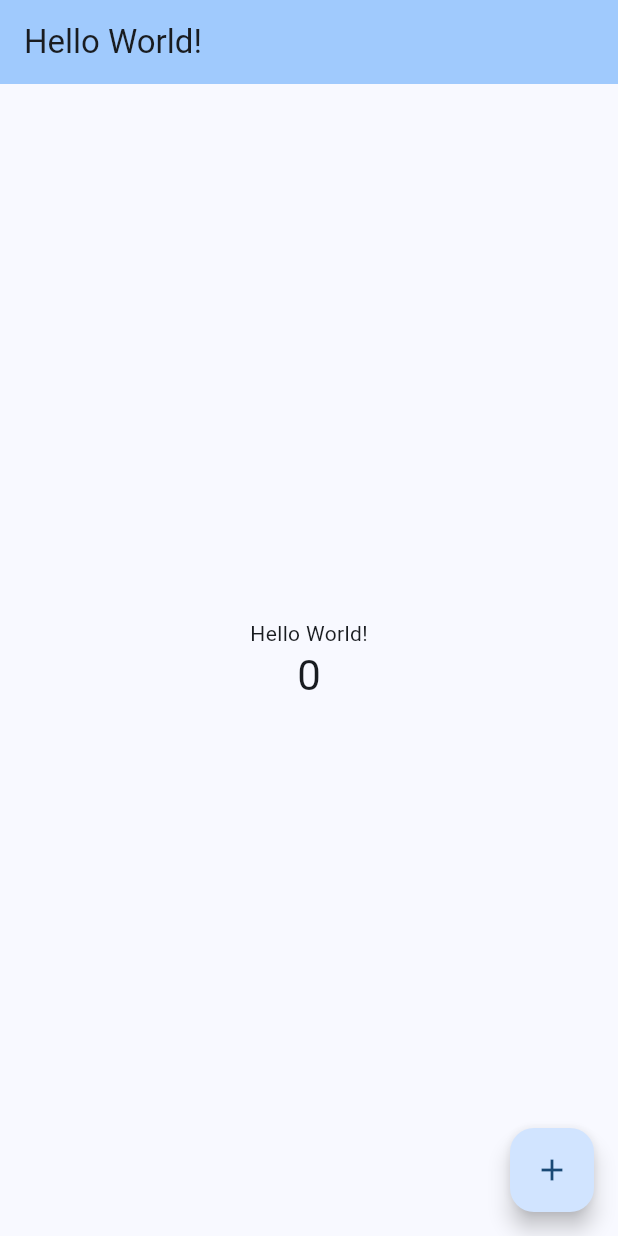
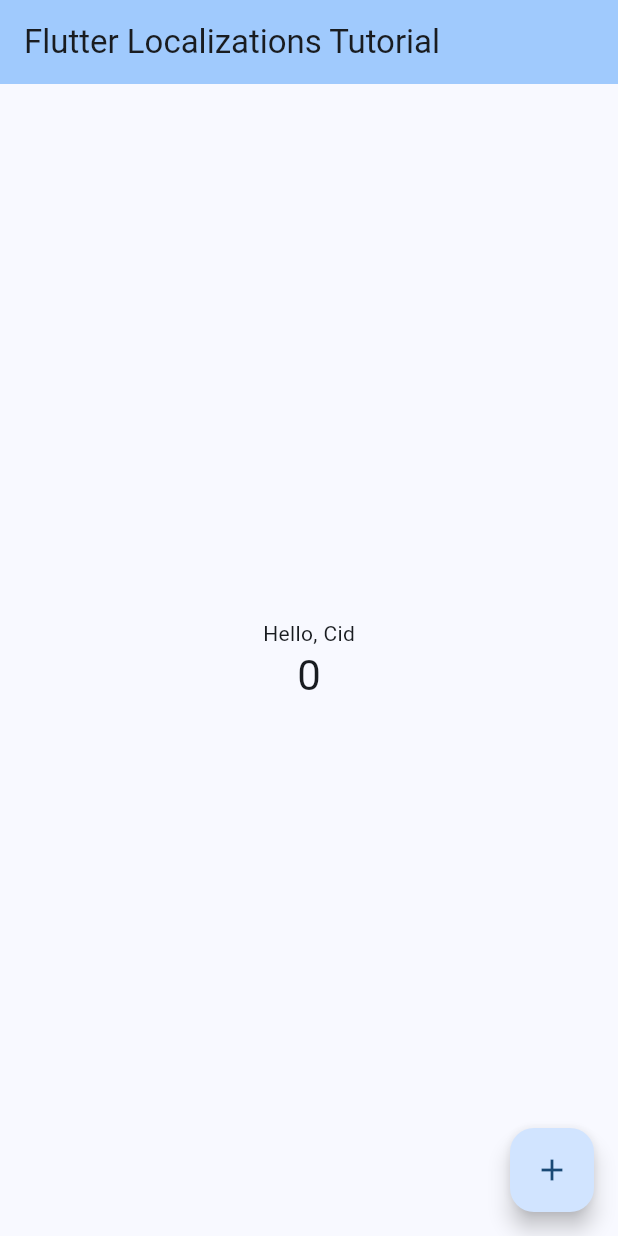
Before and after one commit to TOVTC/flutter-localizations-tutorial, a Flutter app: the screen it shows after launch, on a phone screen of 412 x 824 dp. Run offline on Flutter 3.47's test engine with Material 2 defaults, Android fonts, the phone set to English and light mode, and no system bars; generated files the repository leaves out were written again.

Commit message:
added more text options and placeholder text options for variables

```diff
--- a/lib/l10n/app_es.arb
+++ b/lib/l10n/app_es.arb
@@ -1,3 +1,5 @@
 {
-    "helloWorld": "¡Hola Mundo!"
+    "helloWorld": "¡Hola Mundo!",
+    "title": "Flutter Localizations Tutorial",
+    "hello": "¡Hola, {userName}"
 }
--- a/lib/main.dart
+++ b/lib/main.dart
@@ -13,7 +13,10 @@
   @override
   Widget build(BuildContext context) {
     return MaterialApp(
-      title: 'Localizations Sample App',
+      // onGenerateTitle is a callback function that dynamically generates the app's title based on the current BuildContext
+      // The title property is a static property that sets a fixed title for the entire app and does not change dynamically based on the context or state
+      onGenerateTitle: (context) => AppLocalizations.of(context)!.title,
+
       // this provides manual localizationDelegates and supportedLocales
       // localizationsDelegates: const [
       //   GlobalMaterialLocalizations.delegate,
@@ -60,14 +63,14 @@
     return Scaffold(
       appBar: AppBar(
         backgroundColor: Theme.of(context).colorScheme.inversePrimary,
-        // the locale will automatically change text depending on the language of the device
-        title: Text(AppLocalizations.of(context)!.helloWorld),
+        // the locale will automatically change text depending on device settings
+        title: Text(AppLocalizations.of(context)!.title),
       ),
       body: Center(
         child: Column(
           mainAxisAlignment: MainAxisAlignment.center,
           children: <Widget>[
-            Text(AppLocalizations.of(context)!.helloWorld),
+            Text(AppLocalizations.of(context)!.hello('Cid')),
             Text(
               '$_counter',
               style: Theme.of(context).textTheme.headlineMedium,
```
Also changed, not shown: lib/l10n/app_en.arb (+14 -0 lines).
